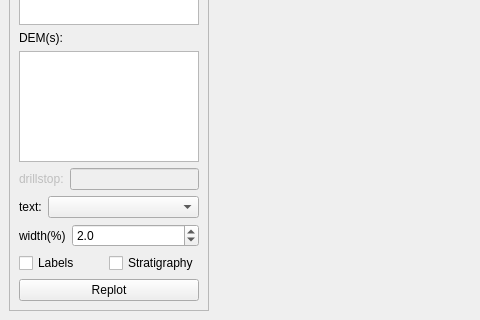
Qt form ui/secplotdockwidget_ui.ui (jkall/qgis-midvatten-plugin) before a commit; both pictures show x 0 to 480 and y 152 to 472 of the 766 by 472 pixel window.
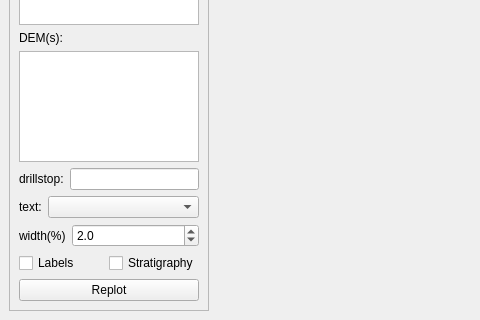
The same form after that commit.

Commit message: sectionplot: begin implemeting drill stop 	modified:   sectionplot.py 	modified:   ui/secplotdockwidget_ui.ui

```diff
--- a/ui/secplotdockwidget_ui.ui
+++ b/ui/secplotdockwidget_ui.ui
@@ -134,9 +134,6 @@
          </property>
          <item row="0" column="0">
           <widget class="QLabel" name="label_2">
-           <property name="enabled">
-            <bool>false</bool>
-           </property>
            <property name="text">
             <string>drillstop:</string>
            </property>
@@ -147,9 +144,6 @@
          </item>
          <item row="0" column="1">
           <widget class="QLineEdit" name="drillstoplineEdit">
-           <property name="enabled">
-            <bool>false</bool>
-           </property>
            <property name="toolTip">
             <string extracomment="not yet implemented">Not yet implemented - select specific type of drillstop that will be indicated in plot</string>
            </property>
```
The commit also changes 1 other file.
